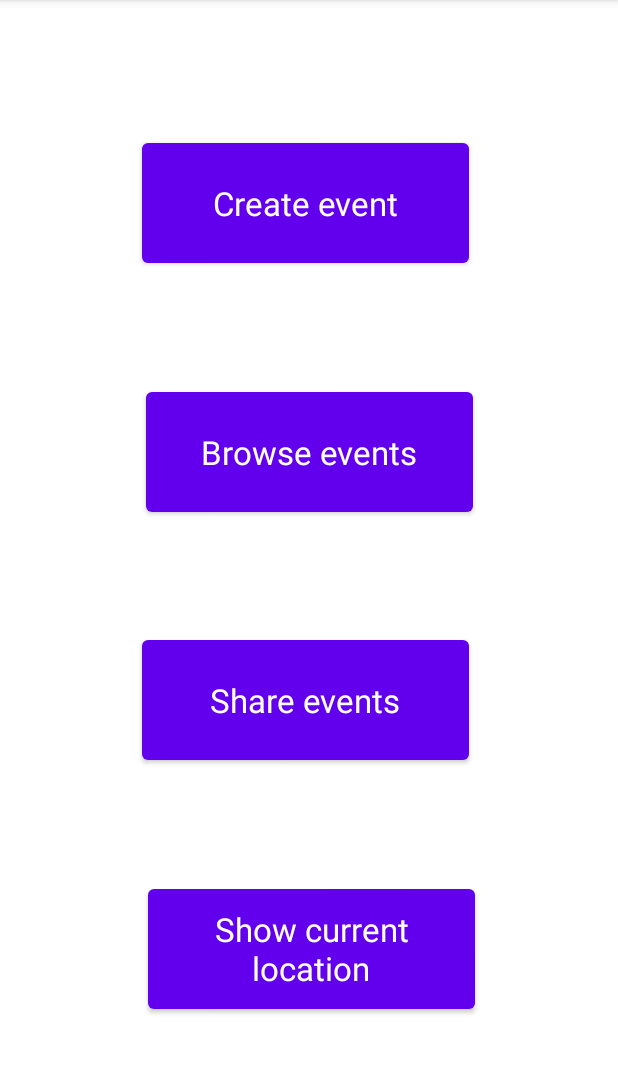
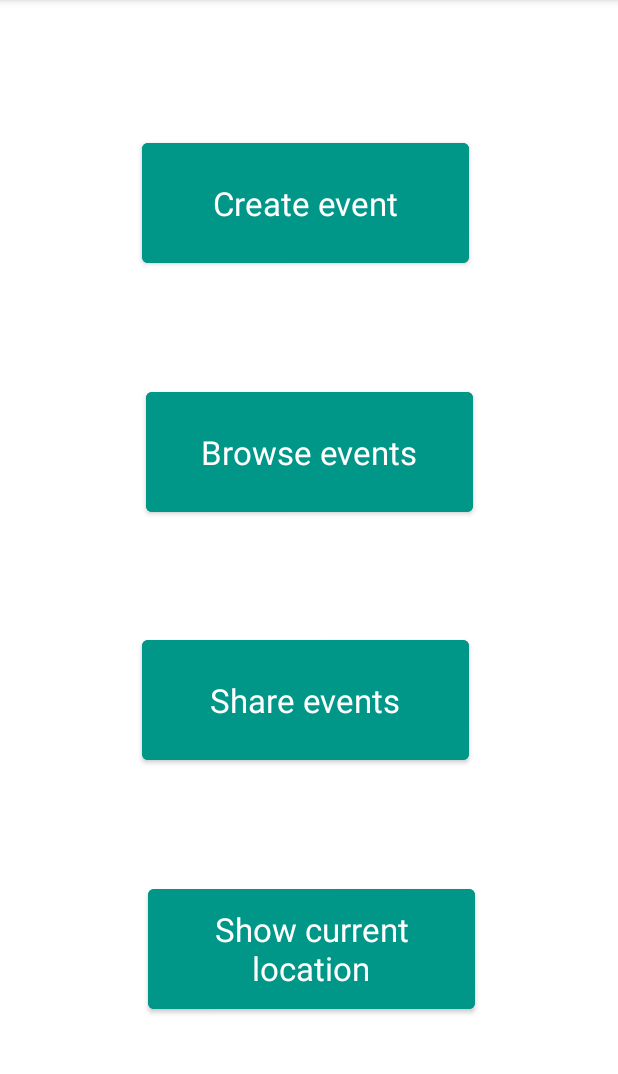
Before and after one commit to tymoteusz-chelmecki/EventRepoApp, an Android app: the screen it shows after launch (MainActivity), on a phone screen of 412 x 824 dp, the part 84-1158 px from its top. Run offline under Robolectric (Android 15) with nearby library versions, the phone set to English and light mode, and no system bars.

Commit message:
Minor UI fixes

```diff
--- a/app/src/main/java/com/example/event_repo_app/EventRecyclerViewAdapter.java
+++ b/app/src/main/java/com/example/event_repo_app/EventRecyclerViewAdapter.java
@@ -36,7 +36,7 @@ public class EventRecyclerViewAdapter
         holder.location.setText(event.getLocation());
         holder.date.setText(String.format(Locale.getDefault(),
                 "%d-%d-%d", event.getDay(), event.getMonth(), event.getYear()));
-        holder.startHour.setText(String.format(Locale.getDefault(), "%d:%d",
+        holder.startHour.setText(String.format(Locale.getDefault(), "%d:%01d",
                 event.getHour(), event.getMinute()));
         holder.latitude.setText(String.valueOf(event.getLatitude()));
         holder.longitude.setText(String.valueOf(event.getLongitude()));
--- a/app/src/main/res/layout/activity_main.xml
+++ b/app/src/main/res/layout/activity_main.xml
@@ -12,6 +12,7 @@
         android:layout_height="92dp"
         android:layout_marginTop="8dp"
         android:layout_marginBottom="8dp"
+        android:backgroundTint="#009688"
         android:text="@string/share_button_text"
         android:textAppearance="@style/TextAppearance.AppCompat.Large"
         app:layout_constraintBottom_toTopOf="@id/button_show_location"
@@ -28,6 +29,7 @@
         android:layout_marginTop="8dp"
         android:layout_marginEnd="159dp"
         android:layout_marginBottom="32dp"
+        android:backgroundTint="#009688"
         android:text="@string/show_location_button_text"
         android:textAppearance="@style/TextAppearance.AppCompat.Large"
         app:layout_constraintBottom_toBottomOf="parent"
@@ -42,6 +44,7 @@
         android:layout_height="92dp"
         android:layout_marginTop="8dp"
         android:layout_marginBottom="8dp"
+        android:backgroundTint="#009688"
         android:text="@string/browse_button_text"
         android:textAppearance="@style/TextAppearance.AppCompat.Large"
         app:layout_constraintBottom_toTopOf="@+id/button_share"
@@ -55,13 +58,19 @@
         android:layout_height="92dp"
         android:layout_marginTop="32dp"
         android:layout_marginBottom="8dp"
+        android:backgroundTint="#009688"
+        android:backgroundTintMode="screen"
+        android:fontFamily="sans-serif"
         android:text="@string/create_button_text"
         android:textAppearance="@style/TextAppearance.AppCompat.Large"
+        android:textColor="@color/white"
         app:layout_constraintBottom_toTopOf="@id/button_browse"
         app:layout_constraintEnd_toEndOf="parent"
         app:layout_constraintHorizontal_bias="0.488"
         app:layout_constraintStart_toStartOf="parent"
         app:layout_constraintTop_toTopOf="parent"
-        app:layout_constraintVertical_bias="0.47000003" />
+        app:layout_constraintVertical_bias="0.47000003"
+        app:rippleColor="#2196F3"
+        app:strokeColor="#2196F3" />
 
 </androidx.constraintlayout.widget.ConstraintLayout>
--- a/app/src/main/res/layout/event_item.xml
+++ b/app/src/main/res/layout/event_item.xml
@@ -69,7 +69,9 @@
         android:id="@+id/item_name"
         android:layout_width="0dp"
         android:layout_height="wrap_content"
-        android:textSize="20sp"
+        android:textColor="#009688"
+        android:textSize="24sp"
+        android:textStyle="bold"
         app:layout_constraintBottom_toBottomOf="parent"
         app:layout_constraintEnd_toEndOf="parent"
         app:layout_constraintStart_toStartOf="parent"
```
Also changed, not shown: app/src/main/java/com/example/event_repo_app/CreateEventActivity.java (+7 -1 lines), app/src/main/res/layout/activity_show_events.xml (+0 -13 lines).
